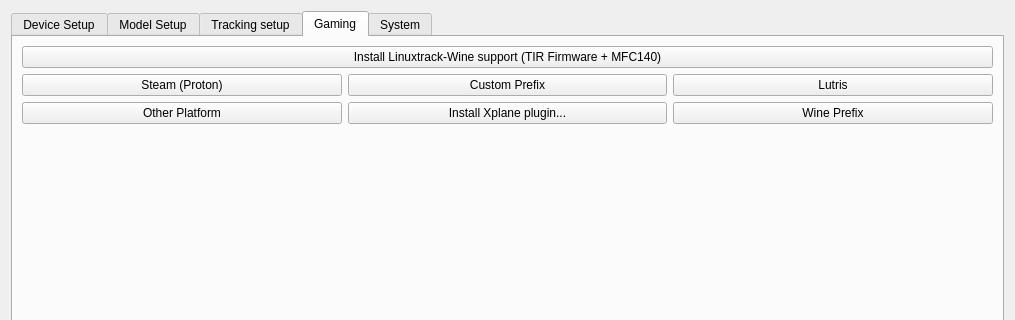
The window that src/qt_gui/ltr.ui (fwfa123/linuxtrackx-ir) describes before a commit, drawn with Qt 5; both pictures show x 0 to 1015 and y 0 to 320 of the 1015 by 777 pixel window.
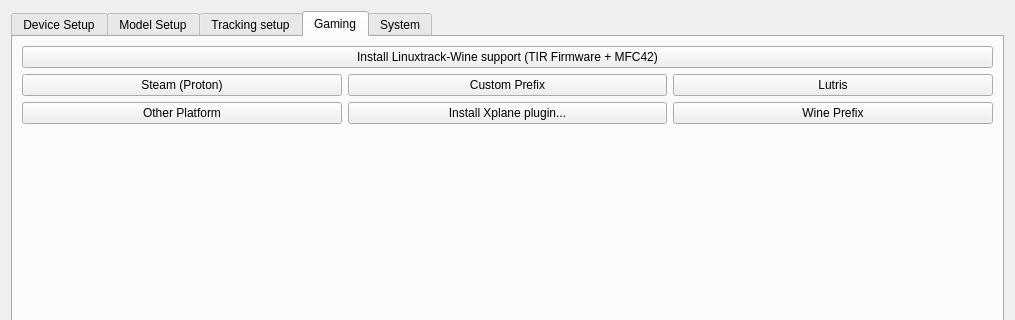
The same window after the commit. The open tabs and pages were chosen to show the change. Icons and pictures are not drawn.

The edit to the form file:
```diff
--- a/src/qt_gui/ltr.ui
+++ b/src/qt_gui/ltr.ui
@@ -122,7 +122,7 @@
        <item>
         <widget class="QPushButton" name="InstallTirMfcButton">
          <property name="text">
-          <string>Install Linuxtrack-Wine support (TIR Firmware + MFC140)</string>
+          <string>Install Linuxtrack-Wine support (TIR Firmware + MFC42)</string>
          </property>
         </widget>
        </item>
```
